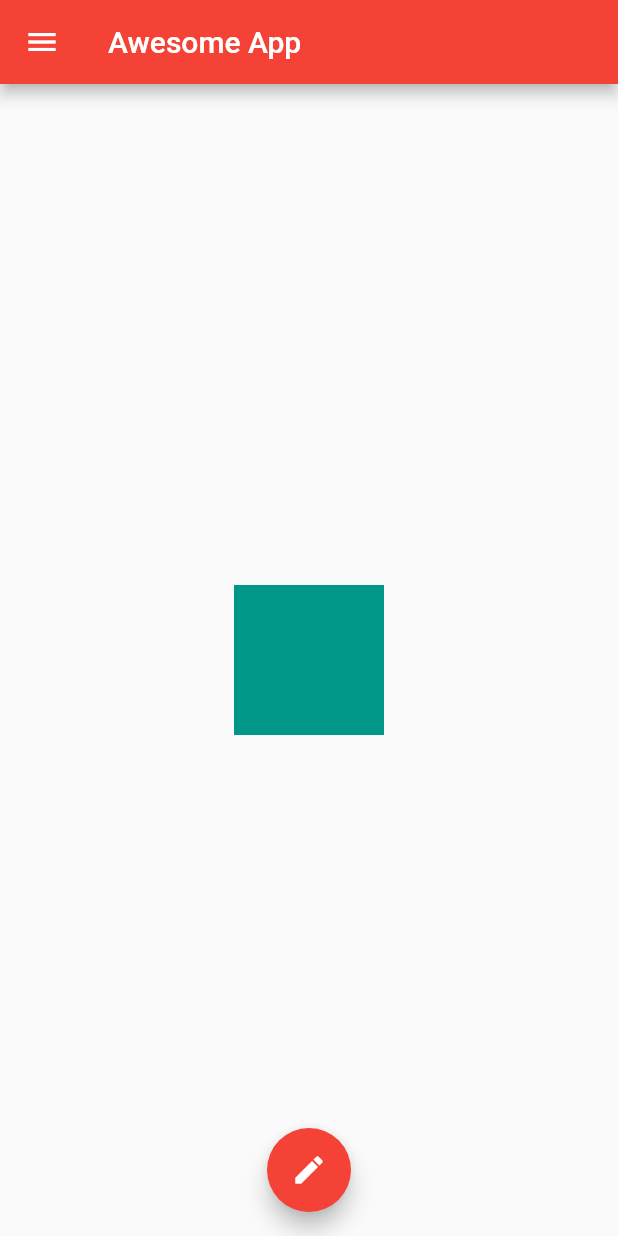
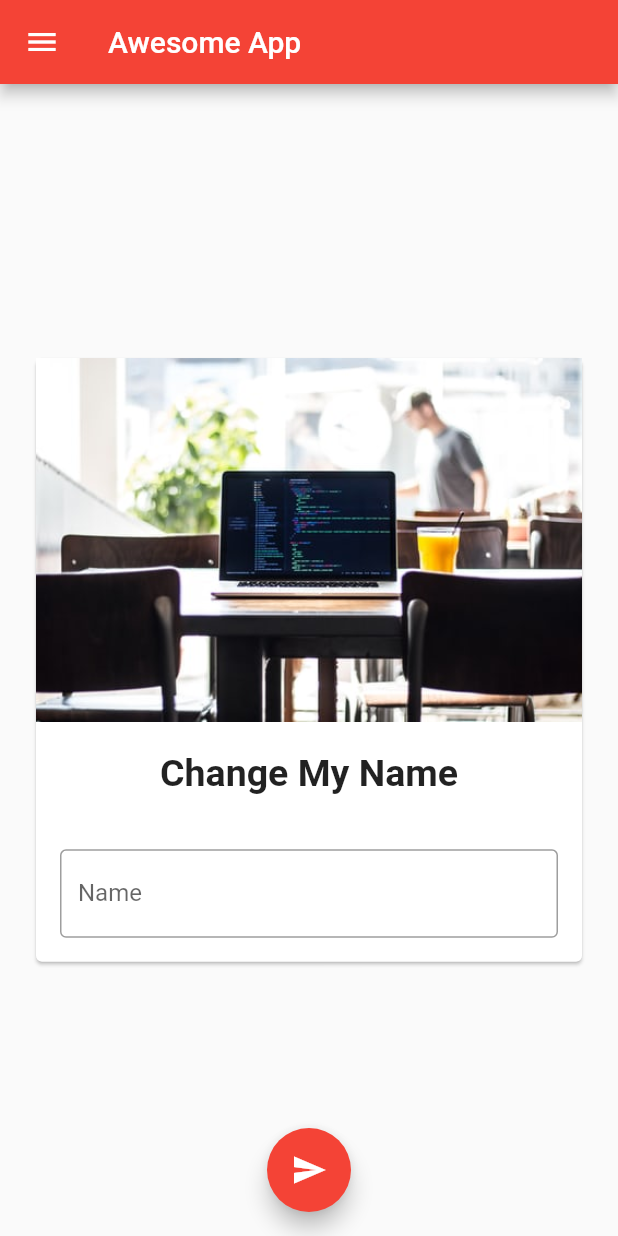
Before and after one commit to yashrajjain726/pawan_learn, a Flutter app: the screen it shows after launch, on a phone screen of 412 x 824 dp. Run offline on Flutter 3.47's test engine with Material 2 defaults, Android fonts, the phone set to English and light mode, and no system bars.

Commit message:
Card, Asset Images, TextField & ScrollView

```diff
--- a/lib/main.dart
+++ b/lib/main.dart
@@ -11,7 +11,25 @@ void main() {
   );
 }
 
-class HomePage extends StatelessWidget {
+class HomePage extends StatefulWidget {
+  @override
+  _HomePageState createState() => _HomePageState();
+}
+
+class _HomePageState extends State<HomePage> {
+  var myText = "Change My Name";
+  TextEditingController _nameController = TextEditingController();
+
+  @override
+  void initState() {
+    super.initState();
+  }
+
+  @override
+  void dispose() {
+    super.dispose();
+  }
+
   @override
   Widget build(BuildContext context) {
     return Scaffold(
@@ -19,10 +37,35 @@ class HomePage extends StatelessWidget {
         title: Text("Awesome App"),
       ),
       body: Center(
-        child: Container(
-          color: Colors.teal,
-          height: 100,
-          width: 100,
+        child: Padding(
+          padding: const EdgeInsets.all(20.0),
+          child: SingleChildScrollView(
+            child: Card(
+              child: Column(
+                children: [
+                  Image.asset("assets/coding.jpg"),
+                  SizedBox(height: 20.0),
+                  Text(
+                    myText,
+                    style:
+                        TextStyle(fontSize: 25.0, fontWeight: FontWeight.bold),
+                  ),
+                  SizedBox(height: 20.0),
+                  Padding(
+                    padding: const EdgeInsets.all(16.0),
+                    child: TextField(
+                      controller: _nameController,
+                      decoration: InputDecoration(
+                        hintText: "Enter Text",
+                        labelText: "Name",
+                        border: OutlineInputBorder(),
+                      ),
+                    ),
+                  ),
+                ],
+              ),
+            ),
+          ),
         ),
       ),
       drawer: Drawer(
@@ -65,8 +108,11 @@ class HomePage extends StatelessWidget {
         ),
       ),
       floatingActionButton: FloatingActionButton(
-        onPressed: () {},
-        child: Icon(Icons.edit),
+        onPressed: () {
+          myText = _nameController.text;
+          setState(() {});
+        },
+        child: Icon(Icons.send),
       ),
       floatingActionButtonLocation: FloatingActionButtonLocation.centerFloat,
     );
--- a/pubspec.yaml
+++ b/pubspec.yaml
@@ -45,9 +45,8 @@ flutter:
   uses-material-design: true
 
   # To add assets to your application, add an assets section, like this:
-  # assets:
-  #   - images/a_dot_burr.jpeg
-  #   - images/a_dot_ham.jpeg
+  assets:
+    - assets/
 
   # An image asset can refer to one or more resolution-specific "variants", see
   # https://flutter.dev/assets-and-images/#resolution-aware.
```
Also changed, not shown: assets/coding.jpg (added), 1 other file.
